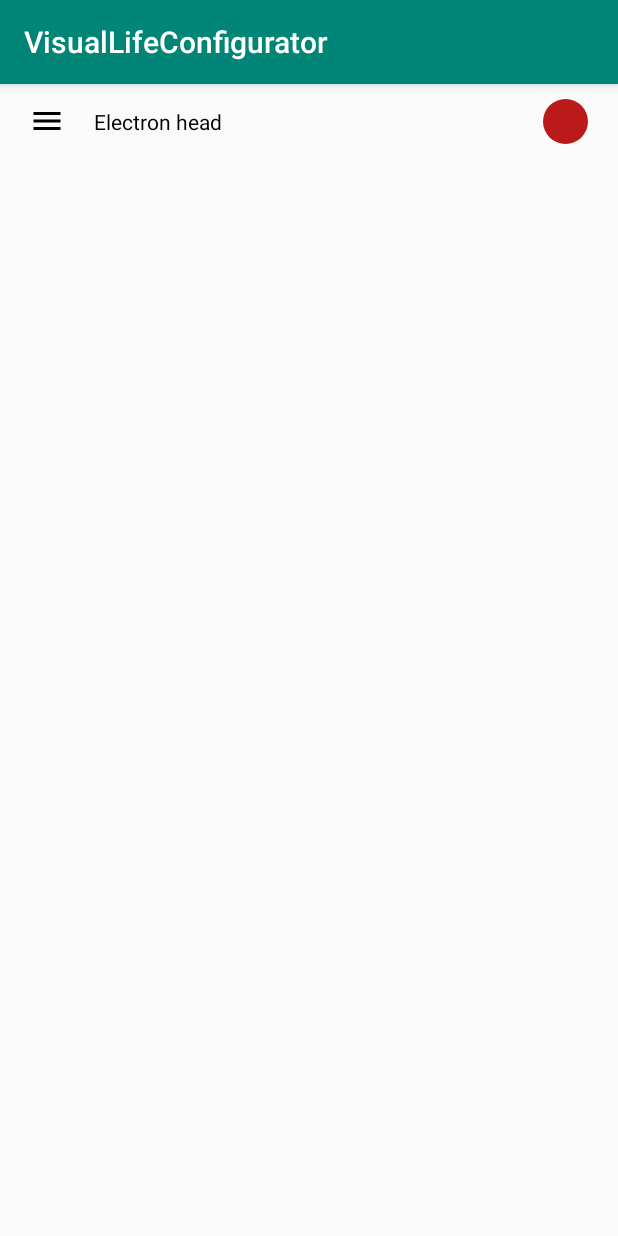
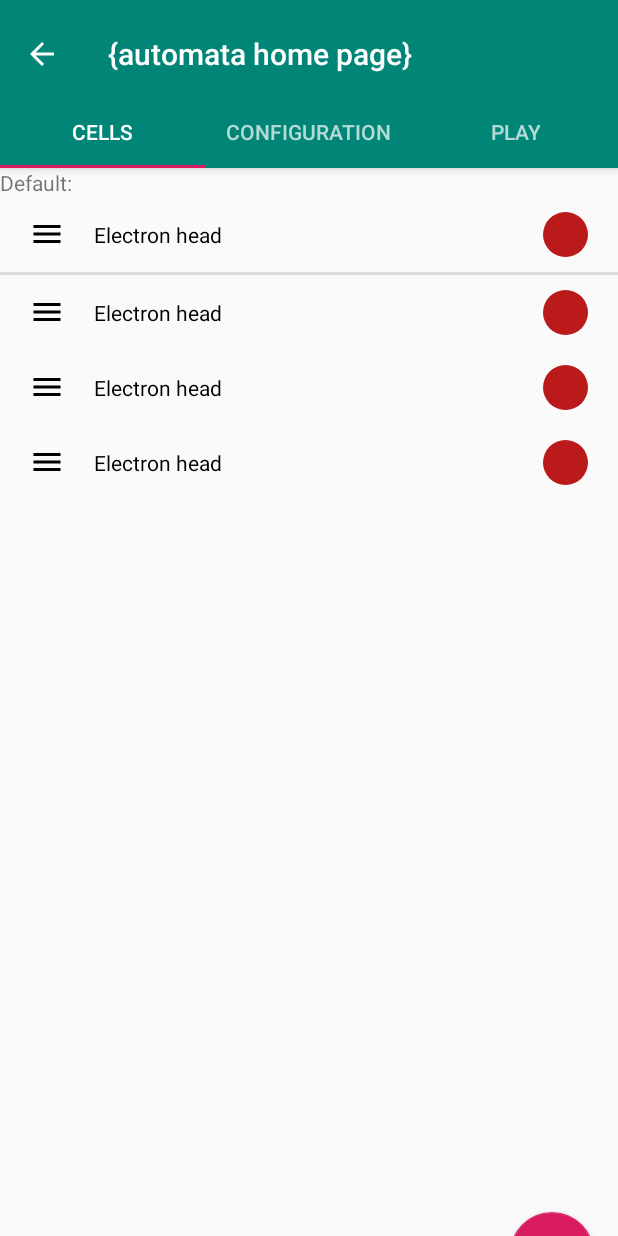
Before and after one commit to valentinp72/VisualLifeConfigurator, an Android app: the screen it shows after launch (MainActivity before the commit, AutomataHome after it), on a phone screen of 412 x 824 dp. Run offline under Robolectric (Android 15) with nearby library versions, the phone set to English and light mode, and no system bars.

Commit message:
tabs are working

```diff
--- a/src/app/build.gradle
+++ b/src/app/build.gradle
@@ -22,9 +22,11 @@ dependencies {
     implementation fileTree(dir: 'libs', include: ['*.jar'])
     implementation 'com.android.support:appcompat-v7:28.0.0'
     implementation 'com.android.support.constraint:constraint-layout:1.1.3'
+    implementation 'com.android.support:recyclerview-v7:28.0.0'
     testImplementation 'junit:junit:4.12'
     androidTestImplementation 'com.android.support.test:runner:1.0.2'
     androidTestImplementation 'com.android.support.test.espresso:espresso-core:3.0.2'
     implementation 'com.android.support:design:28.0.0'
     implementation 'com.android.support:cardview-v7:28.0.0'
+    implementation 'com.android.support:support-v4:28.0.0'
 }
--- a/src/app/src/main/java/fr/ttvp/visuallifeconfigurator/AutomataHomeActivity.java
+++ b/src/app/src/main/java/fr/ttvp/visuallifeconfigurator/AutomataHome.java
@@ -1,5 +1,6 @@
 package fr.ttvp.visuallifeconfigurator;
 
+import android.annotation.SuppressLint;
 import android.support.design.widget.TabLayout;
 import android.support.design.widget.FloatingActionButton;
 import android.support.design.widget.Snackbar;
@@ -19,7 +20,7 @@ import android.view.ViewGroup;
 
 import android.widget.TextView;
 
-public class AutomataHomeActivity extends AppCompatActivity {
+public class AutomataHome extends AppCompatActivity {
 
     /**
      * The {@link android.support.v4.view.PagerAdapter} that will provide
@@ -43,6 +44,7 @@ public class AutomataHomeActivity extends AppCompatActivity {
 
         Toolbar toolbar = (Toolbar) findViewById(R.id.toolbar);
         setSupportActionBar(toolbar);
+        getSupportActionBar().setDisplayHomeAsUpEnabled(true);
         // Create the adapter that will return a fragment for each of the three
         // primary sections of the activity.
         mSectionsPagerAdapter = new SectionsPagerAdapter(getSupportFragmentManager());
@@ -55,15 +57,6 @@ public class AutomataHomeActivity extends AppCompatActivity {
 
         mViewPager.addOnPageChangeListener(new TabLayout.TabLayoutOnPageChangeListener(tabLayout));
         tabLayout.addOnTabSelectedListener(new TabLayout.ViewPagerOnTabSelectedListener(mViewPager));
-
-        FloatingActionButton fab = (FloatingActionButton) findViewById(R.id.fab);
-        fab.setOnClickListener(new View.OnClickListener() {
-            @Override
-            public void onClick(View view) {
-                Snackbar.make(view, "Replace with your own action", Snackbar.LENGTH_LONG)
-                        .setAction("Action", null).show();
-            }
-        });
 
     }
 
@@ -82,46 +75,64 @@ public class AutomataHomeActivity extends AppCompatActivity {
         // as you specify a parent activity in AndroidManifest.xml.
         int id = item.getItemId();
 
-        //noinspection SimplifiableIfStatement
-        if (id == R.id.action_settings) {
-            return true;
-        }
-
         return super.onOptionsItemSelected(item);
     }
 
-    /**
-     * A placeholder fragment containing a simple view.
-     */
-    public static class PlaceholderFragment extends Fragment {
-        /**
-         * The fragment argument representing the section number for this
-         * fragment.
-         */
-        private static final String ARG_SECTION_NUMBER = "section_number";
 
-        public PlaceholderFragment() {
+    public static class HomeTabCells extends Fragment {
+
+        public HomeTabCells() {
+            Bundle args = new Bundle();
+            this.setArguments(args);
+            System.out.println("creation");
+
+            /*FloatingActionButton fab = (FloatingActionButton) findViewById(R.id.fab);
+            fab.setOnClickListener(new View.OnClickListener() {
+                @Override
+                public void onClick(View view) {
+                    Snackbar.make(view, "Replace with your own action", Snackbar.LENGTH_LONG)
+                            .setAction("Action", null).show();
+                }
+            });*/
         }
 
-        /**
-         * Returns a new instance of this fragment for the given section
-         * number.
-         */
-        public static PlaceholderFragment newInstance(int sectionNumber) {
-            PlaceholderFragment fragment = new PlaceholderFragment();
+        public View onCreateView(LayoutInflater inflater, ViewGroup container,
+                                 Bundle savedInstanceState) {
+            View view = inflater.inflate(R.layout.fragment_automata_home_cells, container, false);
+            System.out.println("oncreateview");
+
+            return view;
+        }
+    }
+
+    public static class HomeTabConfiguration extends Fragment {
+
+        public HomeTabConfiguration() {
             Bundle args = new Bundle();
-            args.putInt(ARG_SECTION_NUMBER, sectionNumber);
-            fragment.setArguments(args);
-            return fragment;
+            this.setArguments(args);
         }
 
-        @Override
         public View onCreateView(LayoutInflater inflater, ViewGroup container,
                                  Bundle savedInstanceState) {
-            View rootView = inflater.inflate(R.layout.fragment_automata_home, container, false);
-            TextView textView = (TextView) rootView.findViewById(R.id.section_label);
-            textView.setText(getString(R.string.section_format, getArguments().getInt(ARG_SECTION_NUMBER)));
-            return rootView;
+            View view = inflater.inflate(R.layout.fragment_automata_home_configuration, container, false);
+
+            return view;
+        }
+    }
+
+
+    public static class HomeTabPlay extends Fragment {
+
+        public HomeTabPlay() {
+            Bundle args = new Bundle();
+            this.setArguments(args);
+        }
+
+        public View onCreateView(LayoutInflater inflater, ViewGroup container,
+                                 Bundle savedInstanceState) {
+            View view = inflater.inflate(R.layout.fragment_automata_home_play, container, false);
+
+            return view;
         }
     }
 
@@ -139,7 +150,15 @@ public class AutomataHomeActivity extends AppCompatActivity {
         public Fragment getItem(int position) {
             // getItem is called to instantiate the fragment for the given page.
             // Return a PlaceholderFragment (defined as a static inner class below).
-            return PlaceholderFragment.newInstance(position + 1);
+            if(position == 0) {
+                return new HomeTabCells();
+            }
+            else if(position == 1) {
+                return new HomeTabConfiguration();
+            }
+            else {
+                return new HomeTabPlay();
+            }
         }
 
         @Override
--- a/src/app/src/main/res/layout/activity_automata_home.xml
+++ b/src/app/src/main/res/layout/activity_automata_home.xml
@@ -1,62 +1,12 @@
 <?xml version="1.0" encoding="utf-8"?>
-<android.support.design.widget.CoordinatorLayout
-    xmlns:android="http://schemas.android.com/apk/res/android"
+<android.support.design.widget.CoordinatorLayout xmlns:android="http://schemas.android.com/apk/res/android"
     xmlns:app="http://schemas.android.com/apk/res-auto"
     xmlns:tools="http://schemas.android.com/tools"
     android:id="@+id/main_content"
     android:layout_width="match_parent"
     android:layout_height="match_parent"
     android:fitsSystemWindows="true"
-    tools:context=".AutomataHomeActivity">
-
-    <LinearLayout
-        android:id="@+id/container"
-        android:layout_width="match_parent"
-        android:layout_height="match_parent"
-        android:orientation="vertical"
-        android:padding="10dp"
-        app:layout_behavior="@string/appbar_scrolling_view_behavior">
-
-        <TextView
-            android:id="@+id/textView"
-            android:layout_width="match_parent"
-            android:layout_height="wrap_content"
-            android:text="@string/default_text" />
-
-        <fr.ttvp.visuallifeconfigurator.AutomataCellInListView
-            android:layout_width="match_parent"
-            android:layout_height="wrap_content">
-        </fr.ttvp.visuallifeconfigurator.AutomataCellInListView>
-
-        <View
-            android:id="@+id/divider"
-            android:layout_width="match_parent"
-            android:layout_height="2dp"
-            android:background="?android:attr/listDivider" />
-
-        <fr.ttvp.visuallifeconfigurator.AutomataCellInListView
-            android:layout_width="match_parent"
-            android:layout_height="wrap_content">
-        </fr.ttvp.visuallifeconfigurator.AutomataCellInListView>
-
-        <fr.ttvp.visuallifeconfigurator.AutomataCellInListView
-            android:layout_width="match_parent"
-            android:layout_height="wrap_content">
-        </fr.ttvp.visuallifeconfigurator.AutomataCellInListView>
-        <fr.ttvp.visuallifeconfigurator.AutomataCellInListView
-            android:layout_width="match_parent"
-            android:layout_height="wrap_content">
-        </fr.ttvp.visuallifeconfigurator.AutomataCellInListView>
-
-    </LinearLayout>
-
-    <android.support.design.widget.FloatingActionButton
-        android:id="@+id/fab"
-        android:layout_width="wrap_content"
-        android:layout_height="wrap_content"
-        android:layout_gravity="end|bottom"
-        android:layout_margin="@dimen/fab_margin"
-        app:srcCompat="@drawable/ic_add_white_24dp" />
+    tools:context=".AutomataHome">
 
     <android.support.design.widget.AppBarLayout
         android:id="@+id/appbar"
@@ -83,19 +33,19 @@
             android:layout_height="wrap_content">
 
             <android.support.design.widget.TabItem
-                android:id="@+id/tabCells"
+                android:id="@+id/tab_cells"
                 android:layout_width="wrap_content"
                 android:layout_height="wrap_content"
                 android:text="@string/tab_cells" />
 
             <android.support.design.widget.TabItem
-                android:id="@+id/tabConfiguration"
+                android:id="@+id/tab_configuration"
                 android:layout_width="wrap_content"
                 android:layout_height="wrap_content"
                 android:text="@string/tab_configuration" />
 
             <android.support.design.widget.TabItem
-                android:id="@+id/tabPlay"
+                android:id="@+id/tab_play"
                 android:layout_width="wrap_content"
                 android:layout_height="wrap_content"
                 android:text="@string/tab_play" />
@@ -103,4 +53,10 @@
         </android.support.design.widget.TabLayout>
     </android.support.design.widget.AppBarLayout>
 
+    <android.support.v4.view.ViewPager
+        android:id="@+id/container"
+        android:layout_width="match_parent"
+        android:layout_height="match_parent"
+        app:layout_behavior="@string/appbar_scrolling_view_behavior" />
+
 </android.support.design.widget.CoordinatorLayout>
--- /dev/null
+++ b/src/app/src/main/res/layout/fragment_automata_home_cells.xml
@@ -0,0 +1,59 @@
+<?xml version="1.0" encoding="utf-8"?>
+<android.support.constraint.ConstraintLayout xmlns:android="http://schemas.android.com/apk/res/android"
+    xmlns:app="http://schemas.android.com/apk/res-auto"
+    xmlns:tools="http://schemas.android.com/tools"
+    android:id="@+id/constraintLayout"
+    android:layout_width="match_parent"
+    android:layout_height="match_parent"
+    tools:context=".AutomataHome$HomeTabCells">
+
+    <android.support.design.widget.FloatingActionButton
+        android:id="@+id/fab"
+        android:layout_width="392dp"
+        android:layout_height="wrap_content"
+        android:layout_gravity="end|bottom"
+        android:layout_margin="@dimen/fab_margin"
+        app:layout_constraintBottom_toBottomOf="parent"
+        app:layout_constraintEnd_toEndOf="parent"
+        app:srcCompat="@drawable/ic_add_white_24dp" />
+
+    <LinearLayout
+        android:layout_width="match_parent"
+        android:layout_height="match_parent"
+        android:orientation="vertical">
+
+        <TextView
+            android:id="@+id/textView"
+            android:layout_width="match_parent"
+            android:layout_height="wrap_content"
+            android:text="@string/default_text" />
+
+        <fr.ttvp.visuallifeconfigurator.AutomataCellInListView
+            android:layout_width="match_parent"
+            android:layout_height="wrap_content">
+
+        </fr.ttvp.visuallifeconfigurator.AutomataCellInListView>
+
+        <View
+            android:id="@+id/divider"
+            android:layout_width="match_parent"
+            android:layout_height="2dp"
+            android:background="?android:attr/listDivider" />
+
+        <fr.ttvp.visuallifeconfigurator.AutomataCellInListView
+            android:layout_width="match_parent"
+            android:layout_height="wrap_content">
+        </fr.ttvp.visuallifeconfigurator.AutomataCellInListView>
+
+        <fr.ttvp.visuallifeconfigurator.AutomataCellInListView
+            android:layout_width="match_parent"
+            android:layout_height="wrap_content"></fr.ttvp.visuallifeconfigurator.AutomataCellInListView>
+
+        <fr.ttvp.visuallifeconfigurator.AutomataCellInListView
+            android:layout_width="match_parent"
+            android:layout_height="wrap_content"></fr.ttvp.visuallifeconfigurator.AutomataCellInListView>
+
+
+    </LinearLayout>
+
+</android.support.constraint.ConstraintLayout>
--- a/src/app/src/main/res/layout/fragment_automata_home.xml
+++ b/src/app/src/main/res/layout/fragment_automata_home_configuration.xml
@@ -5,7 +5,7 @@
     android:id="@+id/constraintLayout"
     android:layout_width="match_parent"
     android:layout_height="match_parent"
-    tools:context=".AutomataHomeActivity$PlaceholderFragment">
+    tools:context=".AutomataHome$PlaceholderFragment">
 
     <TextView
         android:id="@+id/section_label"
--- a/src/app/src/main/res/menu/menu_automata_home.xml
+++ b/src/app/src/main/res/menu/menu_automata_home.xml
@@ -2,9 +2,4 @@
     xmlns:app="http://schemas.android.com/apk/res-auto"
     xmlns:tools="http://schemas.android.com/tools"
     tools:context="fr.ttvp.visuallifeconfigurator.AutomataHomeActivity">
-    <item
-        android:id="@+id/action_settings"
-        android:orderInCategory="100"
-        android:title="@string/action_settings"
-        app:showAsAction="never" />
 </menu>
--- a/src/app/src/main/res/values/dimens.xml
+++ b/src/app/src/main/res/values/dimens.xml
@@ -4,4 +4,5 @@
     <dimen name="activity_vertical_margin">16dp</dimen>
     <dimen name="fab_margin">16dp</dimen>
     <dimen name="appbar_padding_top">8dp</dimen>
+    <dimen name="text_margin">16dp</dimen>
 </resources>
--- a/src/app/src/main/res/values/strings.xml
+++ b/src/app/src/main/res/values/strings.xml
@@ -9,4 +9,7 @@
 
     <string name="automata_home_placeholder">{automata home page}</string>
     <string name="default_text">Default:</string>
+    <string name="tab_text_1">Tab 1</string>
+    <string name="tab_text_2">Tab 2</string>
+    <string name="tab_text_3">Tab 3</string>
 </resources>
```
Also changed, not shown: src/app/src/main/AndroidManifest.xml (+13 -3 lines), src/app/src/main/java/fr/ttvp/visuallifeconfigurator/dummy/DummyContent.java (added, +72 -0 lines), src/app/src/main/res/layout/fragment_automata_home_play.xml (added, +23 -0 lines).
